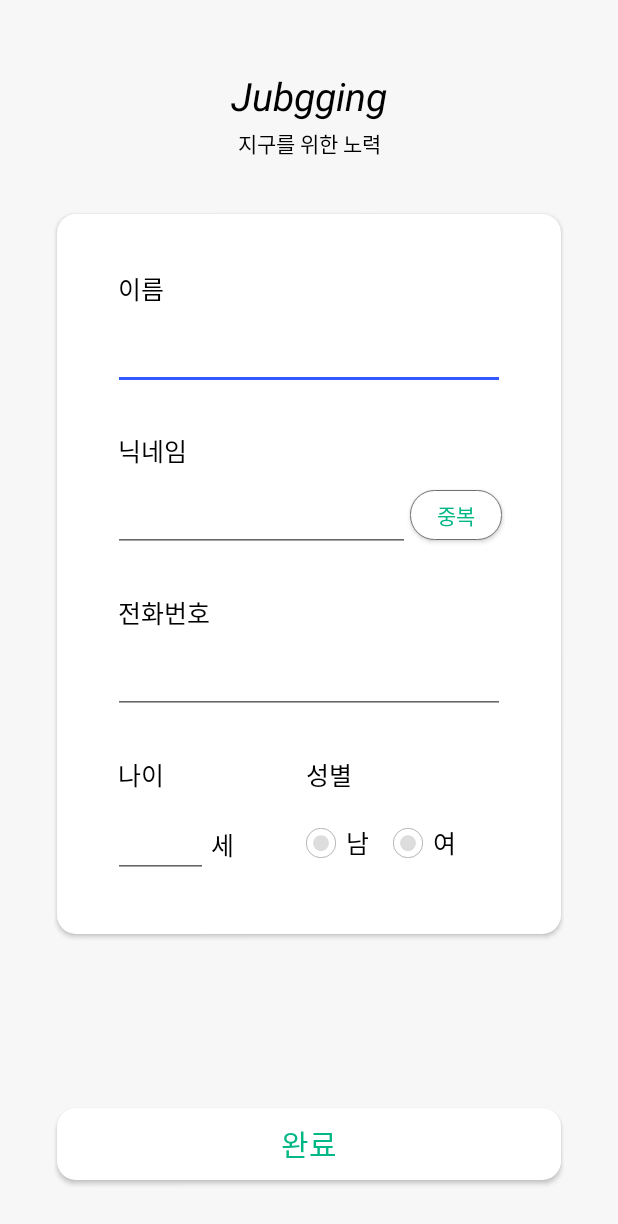
After one commit to To-be-young/Jubgging_AOS, an Android app: the SignUpUserInfoActivity screen opened directly, with no data from a screen before it, on a phone screen of 412 x 824 dp. The commit adds this screen. Shown: the top 1224 px of the screen. Run offline under Robolectric (Android 15) with nearby library versions, the phone set to English and light mode, and no system bars; our stand-ins replace data binding.

Commit message:
SignUp*Activity와 viewModel 연결

```diff
--- /dev/null
+++ b/Jubgging/app/src/main/java/com/example/jubgging/view/SignUpUserInfoActivity.kt
@@ -0,0 +1,21 @@
+package com.example.jubgging.view
+
+import android.os.Bundle
+import androidx.activity.viewModels
+import androidx.appcompat.app.AppCompatActivity
+import androidx.databinding.DataBindingUtil
+import com.example.jubgging.R
+import com.example.jubgging.databinding.ActivitySignupUserInfoBinding
+import com.example.jubgging.viewmodel.SignUpViewModel
+
+class SignUpUserInfoActivity:AppCompatActivity() {
+    private lateinit var binding:ActivitySignupUserInfoBinding
+    private val viewModel: SignUpViewModel by viewModels()
+
+    override fun onCreate(savedInstanceState: Bundle?) {
+        super.onCreate(savedInstanceState)
+        binding = DataBindingUtil.setContentView(this, R.layout.activity_signup_user_info)
+        binding.lifecycleOwner =this
+        binding.signUpVm = viewModel
+    }
+}
--- /dev/null
+++ b/Jubgging/app/src/main/java/com/example/jubgging/viewmodel/SignUpViewModel.kt
@@ -0,0 +1,6 @@
+package com.example.jubgging.viewmodel
+
+import androidx.lifecycle.ViewModel
+
+class SignUpViewModel: ViewModel() {
+}
--- a/Jubgging/app/src/main/res/layout/activity_signup_user_info.xml
+++ b/Jubgging/app/src/main/res/layout/activity_signup_user_info.xml
@@ -1,12 +1,24 @@
 <?xml version="1.0" encoding="utf-8"?>
-<androidx.constraintlayout.widget.ConstraintLayout xmlns:android="http://schemas.android.com/apk/res/android"
+<layout xmlns:android="http://schemas.android.com/apk/res/android"
     xmlns:app="http://schemas.android.com/apk/res-auto"
-    xmlns:tools="http://schemas.android.com/tools"
+    xmlns:tools="http://schemas.android.com/tools">
+
+    <data>
+
+        <variable
+            name="signUpUserInfo"
+            type="com.example.jubgging.view.SignUpUserInfoActivity" />
+
+        <variable
+            name="signUpVm"
+            type="com.example.jubgging.viewmodel.SignUpViewModel" />
+    </data>
+
+    <androidx.constraintlayout.widget.ConstraintLayout
         android:layout_width="match_parent"
         android:layout_height="match_parent"
         android:background="@color/light_grey"
-    android:paddingHorizontal="@dimen/layout_side"
-    tools:context=".Easy_signup_second_Activity">
+        android:paddingHorizontal="@dimen/layout_side">
 
 
         <androidx.constraintlayout.widget.ConstraintLayout
@@ -33,11 +45,11 @@
 
             <TextView
                 android:id="@+id/app_sub_title_tv"
+                style="@style/logoTextTheme"
                 android:layout_width="wrap_content"
                 android:layout_height="wrap_content"
                 android:layout_marginTop="3.3dp"
                 android:text="@string/login_subtitle"
-            style="@style/logoTextTheme"
                 app:layout_constraintEnd_toEndOf="parent"
                 app:layout_constraintStart_toStartOf="parent"
                 app:layout_constraintTop_toBottomOf="@+id/app_title_tv" />
@@ -76,11 +88,11 @@
 
                 <TextView
                     android:id="@+id/easy_signup_user_name_tv"
+                    style="@style/inputTextTheme"
                     android:layout_width="wrap_content"
                     android:layout_height="wrap_content"
                     android:layout_marginStart="3dp"
                     android:text="@string/signup_user_name"
-                style="@style/inputTextTheme"
                     app:layout_constraintBottom_toTopOf="@+id/easy_signup_user_name_et"
                     app:layout_constraintStart_toStartOf="@+id/easy_signup_user_name_et"
                     app:layout_constraintTop_toTopOf="parent"
@@ -88,11 +100,11 @@
 
                 <EditText
                     android:id="@+id/easy_signup_user_name_et"
+                    style="@style/signUpInputTextTheme"
                     android:layout_width="match_parent"
                     android:layout_height="wrap_content"
                     android:layout_marginTop="10dp"
                     android:hint=""
-                style="@style/signUpInputTextTheme"
                     app:layout_constraintBottom_toBottomOf="parent"
                     app:layout_constraintEnd_toEndOf="parent"
                     app:layout_constraintStart_toStartOf="parent"
@@ -113,11 +125,11 @@
 
                 <TextView
                     android:id="@+id/easy_signup_user_nickname_tv"
+                    style="@style/inputTextTheme"
                     android:layout_width="wrap_content"
                     android:layout_height="wrap_content"
                     android:layout_marginStart="3dp"
                     android:text="@string/signup_user_nickname"
-                style="@style/inputTextTheme"
                     app:layout_constraintBottom_toTopOf="@+id/easy_signup_user_nickname_et"
                     app:layout_constraintStart_toStartOf="@+id/easy_signup_user_nickname_et"
                     app:layout_constraintTop_toTopOf="parent"
@@ -125,11 +137,11 @@
 
                 <EditText
                     android:id="@+id/easy_signup_user_nickname_et"
+                    style="@style/signUpInputTextTheme"
                     android:layout_width="0dp"
                     android:layout_height="wrap_content"
                     android:layout_marginTop="10dp"
                     android:hint=""
-                style="@style/signUpInputTextTheme"
                     app:layout_constraintBottom_toBottomOf="parent"
                     app:layout_constraintEnd_toStartOf="@+id/easy_signup_third_auth_bt"
                     app:layout_constraintStart_toStartOf="parent"
@@ -139,17 +151,17 @@
                     android:id="@+id/easy_signup_third_auth_bt"
                     android:layout_width="wrap_content"
                     android:layout_height="wrap_content"
+                    android:layout_marginEnd="2dp"
+                    android:layout_marginBottom="8dp"
+                    android:background="@drawable/signup_authenfication_btn_background_drawable"
+                    android:fontFamily="@font/nanumgothic_bold"
                     android:minWidth="20dp"
                     android:minHeight="10dp"
+                    android:paddingHorizontal="18dp"
                     android:paddingVertical="6dp"
-                android:paddingHorizontal="18dp"
-                android:layout_marginEnd="2dp"
-                android:background="@drawable/signup_authenfication_btn_background_drawable"
                     android:text="중복"
-                android:layout_marginBottom="8dp"
                     android:textColor="@color/green_blue"
                     android:textSize="14sp"
-                android:fontFamily="@font/nanumgothic_bold"
                     app:layout_constraintBottom_toBottomOf="parent"
                     app:layout_constraintEnd_toEndOf="parent"
                     app:layout_constraintStart_toEndOf="@+id/easy_signup_user_nickname_et" />
@@ -168,11 +180,11 @@
 
                 <TextView
                     android:id="@+id/easy_signup_user_phone_num_tv"
+                    style="@style/inputTextTheme"
                     android:layout_width="wrap_content"
                     android:layout_height="wrap_content"
                     android:layout_marginStart="3dp"
                     android:text="@string/signup_user_phone_num"
-                style="@style/inputTextTheme"
                     app:layout_constraintBottom_toTopOf="@+id/easy_signup_user_phone_num_et"
                     app:layout_constraintStart_toStartOf="@+id/easy_signup_user_phone_num_et"
                     app:layout_constraintTop_toTopOf="parent"
@@ -180,11 +192,11 @@
 
                 <EditText
                     android:id="@+id/easy_signup_user_phone_num_et"
+                    style="@style/signUpInputTextTheme"
                     android:layout_width="match_parent"
                     android:layout_height="wrap_content"
                     android:layout_marginTop="10dp"
                     android:hint=""
-                style="@style/signUpInputTextTheme"
                     app:layout_constraintBottom_toBottomOf="parent"
                     app:layout_constraintEnd_toEndOf="parent"
                     app:layout_constraintStart_toStartOf="parent"
@@ -204,11 +216,11 @@
 
                 <TextView
                     android:id="@+id/easy_signup_user_age_tv"
+                    style="@style/inputTextTheme"
                     android:layout_width="wrap_content"
                     android:layout_height="wrap_content"
                     android:layout_marginStart="3dp"
                     android:text="@string/signup_user_age"
-                style="@style/inputTextTheme"
                     app:layout_constraintBottom_toTopOf="@+id/easy_signup_user_age_et"
                     app:layout_constraintStart_toStartOf="parent"
                     app:layout_constraintTop_toTopOf="parent"
@@ -216,11 +228,11 @@
 
                 <EditText
                     android:id="@+id/easy_signup_user_age_et"
+                    style="@style/signUpInputTextTheme"
                     android:layout_width="0dp"
                     android:layout_height="wrap_content"
                     android:layout_marginTop="10dp"
                     android:hint=""
-                style="@style/signUpInputTextTheme"
                     app:layout_constraintBottom_toBottomOf="parent"
                     app:layout_constraintEnd_toStartOf="@+id/easy_user_age_etc_tv"
                     app:layout_constraintHorizontal_weight="1"
@@ -229,13 +241,13 @@
 
                 <TextView
                     android:id="@+id/easy_user_age_etc_tv"
+                    style="@style/inputTextTheme"
                     android:layout_width="0dp"
                     android:layout_height="wrap_content"
                     android:layout_marginLeft="2dp"
                     android:lineSpacingExtra="9.7sp"
                     android:text="세"
                     android:textAlignment="textStart"
-                style="@style/inputTextTheme"
                     app:layout_constraintBottom_toBottomOf="parent"
                     app:layout_constraintEnd_toEndOf="parent"
                     app:layout_constraintHorizontal_weight="1"
@@ -247,11 +259,11 @@
                 android:id="@+id/easy_signup_user_gender_cl"
                 android:layout_width="0dp"
                 android:layout_height="0dp"
-            app:layout_constraintHeight_percent="0.2"
                 android:layout_marginTop="@dimen/layout_input_margin_space"
                 android:layout_marginEnd="4dp"
                 app:layout_constraintBottom_toBottomOf="parent"
                 app:layout_constraintEnd_toEndOf="parent"
+                app:layout_constraintHeight_percent="0.2"
                 app:layout_constraintHorizontal_weight="1"
                 app:layout_constraintStart_toEndOf="@+id/easy_singup_user_age_cl"
                 app:layout_constraintTop_toBottomOf="@+id/easy_signup_user_phone_num_cl"
@@ -259,10 +271,10 @@
 
                 <TextView
                     android:id="@+id/easy_signup_user_gender_tv"
+                    style="@style/inputTextTheme"
                     android:layout_width="wrap_content"
                     android:layout_height="wrap_content"
                     android:text="@string/signup_user_gender"
-                style="@style/inputTextTheme"
                     app:layout_constraintBottom_toTopOf="@+id/easy_signup_user_gender_rg"
                     app:layout_constraintStart_toStartOf="parent"
                     app:layout_constraintTop_toTopOf="parent" />
@@ -279,22 +291,20 @@
 
                     <androidx.appcompat.widget.AppCompatRadioButton
                         android:id="@+id/easy_signup_user_man_rb"
+                        style="@style/inputTextTheme"
                         android:layout_width="wrap_content"
                         android:layout_height="wrap_content"
                         android:button="@drawable/signup_gender_radio_btn"
-                    android:text="남"
-                    style="@style/inputTextTheme"
-                     />
+                        android:text="남" />
 
                     <androidx.appcompat.widget.AppCompatRadioButton
                         android:id="@+id/easy_signup_user_woman_rb"
+                        style="@style/inputTextTheme"
                         android:layout_width="wrap_content"
                         android:layout_height="wrap_content"
                         android:layout_marginLeft="10dp"
-                    style="@style/inputTextTheme"
                         android:button="@drawable/signup_gender_radio_btn"
-                    android:text="여"
-                  />
+                        android:text="여" />
 
                 </RadioGroup>
 
@@ -304,6 +314,7 @@
 
         <androidx.appcompat.widget.AppCompatButton
             android:id="@+id/easy_signup_third_fin_btn"
+            style="@style/buttonTextTheme"
             android:layout_width="match_parent"
             android:layout_height="wrap_content"
             android:layout_marginHorizontal="2dp"
@@ -311,7 +322,6 @@
             android:background="@drawable/login_background_drawable"
             android:elevation="2dp"
             android:text="@string/signup_third_fin_btn"
-        style="@style/buttonTextTheme"
             android:textColor="@color/green_blue"
             app:layout_constraintBottom_toBottomOf="parent"
             app:layout_constraintEnd_toEndOf="parent"
@@ -320,3 +330,4 @@
             app:layout_constraintTop_toBottomOf="@+id/signup_user_input_cl" />
 
     </androidx.constraintlayout.widget.ConstraintLayout>
+</layout>
```
Also changed, not shown: Jubgging/app/src/main/AndroidManifest.xml (+13 -3 lines), Jubgging/app/src/main/java/com/example/jubgging/view/SignUpAccountActivity.kt (added, +21 -0 lines), Jubgging/app/src/main/java/com/example/jubgging/view/SignUpAuthActivity.kt (added, +21 -0 lines), Jubgging/app/src/main/res/layout/activity_signup_account.xml (+13 -3 lines), Jubgging/app/src/main/res/layout/activity_signup_auth.xml (+14 -3 lines), 1 other file. Lines whose indentation alone changed are shown as unchanged.
